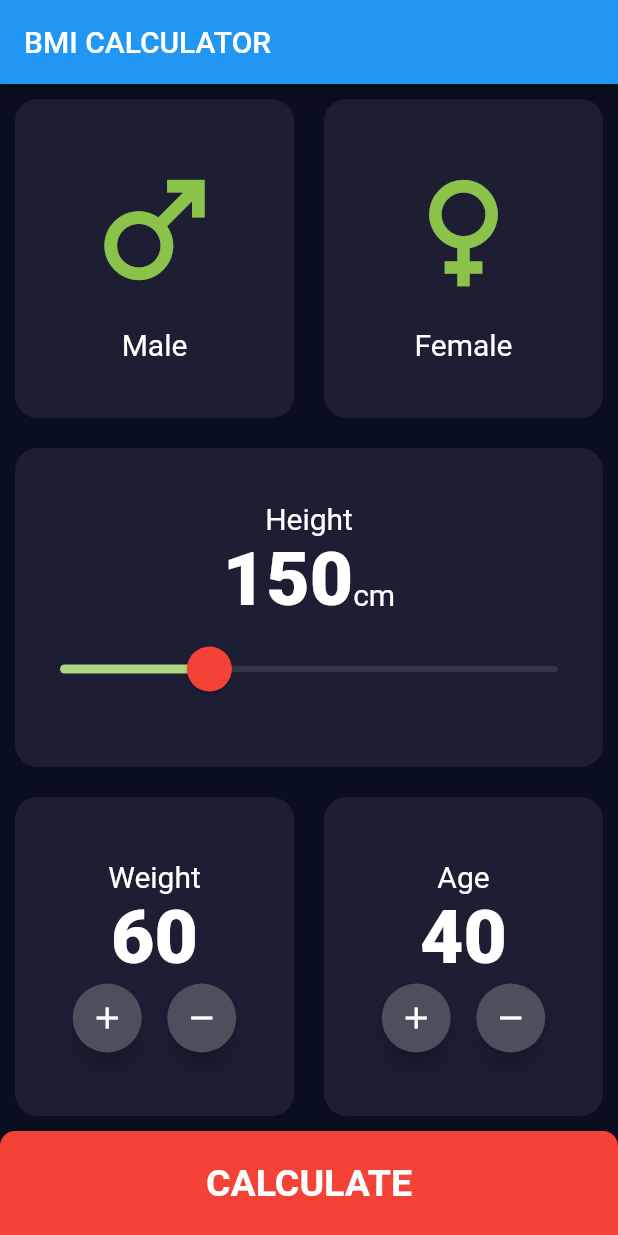
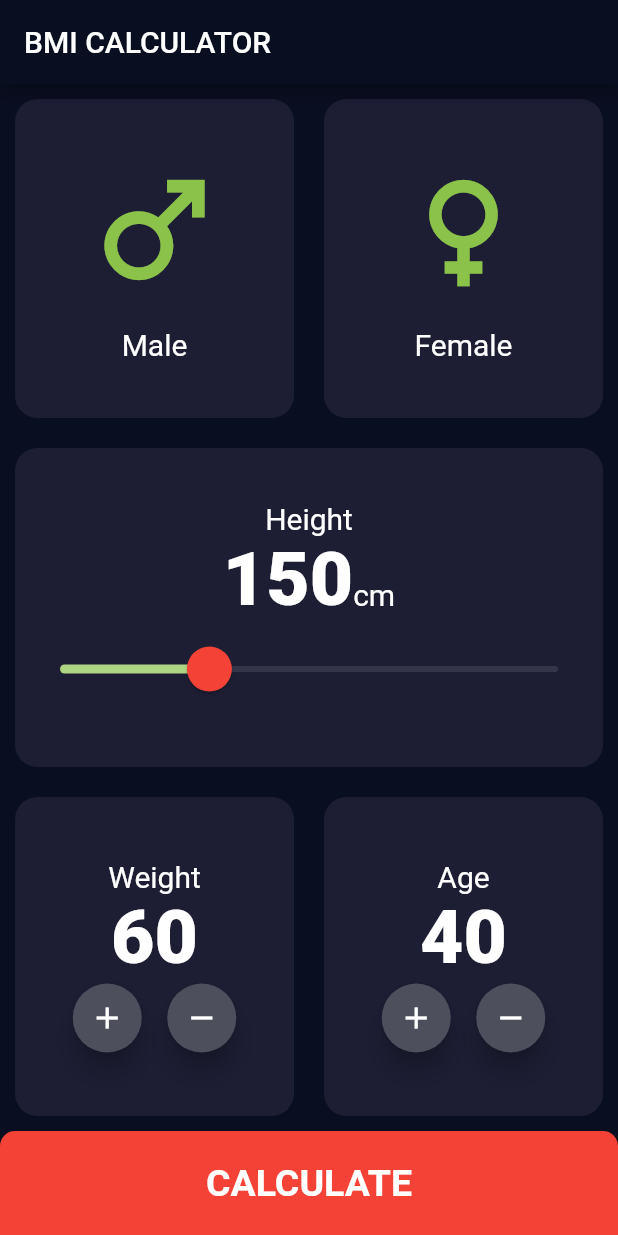
Before and after one commit to miikhaaeel/BMI-calculator, a Flutter app: the screen it shows after launch, on a phone screen of 412 x 824 dp. Run offline on Flutter 3.47's test engine with Material 2 defaults, Android fonts, the phone set to English and light mode, and no system bars.

Commit message:
migrated accent color

```diff
--- a/lib/main.dart
+++ b/lib/main.dart
@@ -10,12 +10,11 @@ class BMICalculator extends StatelessWidget {
       theme: ThemeData(
         primaryColor: Colors.purple,
         scaffoldBackgroundColor: Color(0XFF0A0E21),
-        accentColor: Colors.purple[900],
         textTheme: TextTheme(
           bodyText2: TextStyle(
             color: Colors.white,
           ),
-        ),
+        ), colorScheme: ColorScheme.fromSwatch().copyWith(secondary: Colors.purple[900]),
       ),
       initialRoute: '/',
       routes: {
--- a/lib/screens/input_page.dart
+++ b/lib/screens/input_page.dart
@@ -26,7 +26,7 @@ class _InputPageState extends State<InputPage> {
   @override
   Widget build(BuildContext context) {
     return Scaffold(
-      appBar: AppBar(
+      appBar: AppBar(backgroundColor: Theme.of(context).scaffoldBackgroundColor,
         title: Text('BMI CALCULATOR'),
       ),
       body: Column(
```
Also changed, not shown: pubspec.lock.
